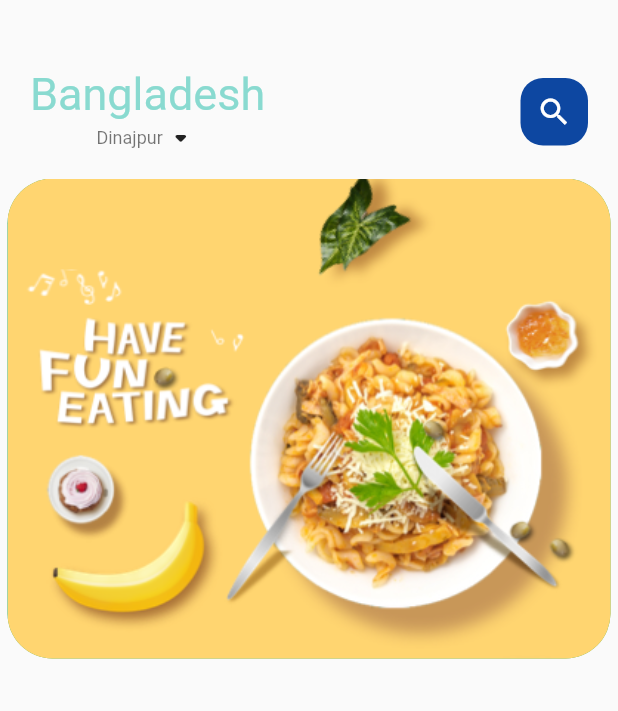
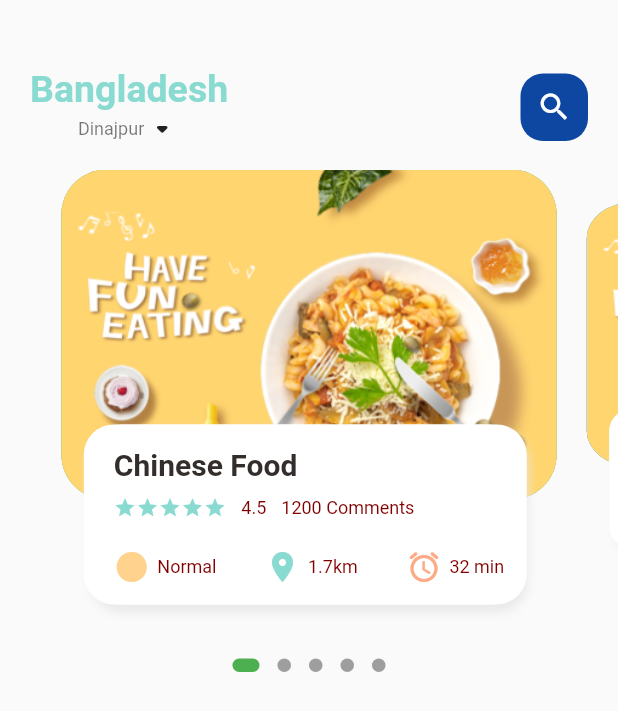
Before and after one commit to Saif64/flutter-FoodHub, a Flutter app: the screen it shows after launch, on a phone screen of 412 x 824 dp. Shown: the top 711 px of the screen. Run offline on Flutter 3.47's test engine with Material 2 defaults, Android fonts, the phone set to English and light mode, and no system bars; drawn by our look-alikes of dots_indicator.

Commit message:
implemented the scrollView category

```diff
--- a/lib/home/food_page_body.dart
+++ b/lib/home/food_page_body.dart
@@ -1,6 +1,11 @@
-// ignore_for_file: prefer_const_constructors
+// ignore_for_file: prefer_const_constructors, prefer_const_literals_to_create_immutables, unnecessary_new, must_call_super
 
+import 'package:dots_indicator/dots_indicator.dart';
 import 'package:flutter/material.dart';
+import 'package:food_delivery/utils/colors.dart';
+import 'package:food_delivery/widgets/big_text.dart';
+import 'package:food_delivery/widgets/icon_text.dart';
+import 'package:food_delivery/widgets/small_text.dart';
 
 class FoodPageBody extends StatefulWidget {
   const FoodPageBody({Key? key}) : super(key: key);
@@ -10,23 +15,88 @@ class FoodPageBody extends StatefulWidget {
 }
 
 class _FoodPageBodyState extends State<FoodPageBody> {
+  PageController pageController = PageController(viewportFraction: 0.85);
+  var _currentPageValue = 0.0;
+  final double _scaleFactor = 0.8;
+  final double _height = 220;
+
+  @override
+  void initState() {
+    super.initState();
+    pageController.addListener(() {
+      setState(() {
+        _currentPageValue = pageController.page!;
+      });
+    });
+  }
+
+  @override
+  void dispose() {
+    pageController.dispose();
+  }
+
   @override
   Widget build(BuildContext context) {
-    return Container(
+    return Column(
+      children: [
+        Container(
+          //color: Colors.redAccent,
           height: 320,
           child: PageView.builder(
+            controller: pageController,
             itemCount: 5,
             itemBuilder: (context, index) {
               return _buildPageItem(index);
             },
           ),
+        ),
+        new DotsIndicator(
+          dotsCount: 5,
+          position: _currentPageValue,
+          decorator: DotsDecorator(
+            activeColor: Colors.green,
+            size: const Size.square(9.0),
+            activeSize: const Size(18.0, 9.0),
+            activeShape: RoundedRectangleBorder(
+                borderRadius: BorderRadius.circular(5.0)),
+          ),
+        ),
+      ],
     );
   }
 
   Widget _buildPageItem(int index) {
-    return Container(
-      height: 220,
-      margin: EdgeInsets.only(left: 5, right: 5),
+    Matrix4 matrix = Matrix4.identity();
+    if (index == _currentPageValue.floor()) {
+      var currentScale = 1 - (_currentPageValue - index) * (1 - _scaleFactor);
+      var currentTrans = _height * (1 - currentScale) / 2;
+      matrix = Matrix4.diagonal3Values(1, currentScale, 1)
+        ..setTranslationRaw(0, currentTrans, 0);
+    } else if (index == _currentPageValue.floor() + 1) {
+      var currentScale =
+          _scaleFactor + (_currentPageValue - index + 1) * (1 - _scaleFactor);
+      var currentTrans = _height * (1 - currentScale) / 2;
+      matrix = Matrix4.diagonal3Values(1, currentScale, 1);
+      matrix = Matrix4.diagonal3Values(1, currentScale, 1)
+        ..setTranslationRaw(0, currentTrans, 0);
+    } else if (index == _currentPageValue.floor() - 1) {
+      var currentScale = 1 - (_currentPageValue - index) * (1 - _scaleFactor);
+      var currentTrans = _height * (1 - currentScale) / 2;
+      matrix = Matrix4.diagonal3Values(1, currentScale, 1)
+        ..setTranslationRaw(0, currentTrans, 0);
+    } else {
+      var currentScale = 0.8;
+      matrix = Matrix4.diagonal3Values(1, currentScale, 1)
+        ..setTranslationRaw(0, _height * (1 - currentScale) / 2, 0);
+    }
+
+    return Transform(
+      transform: matrix,
+      child: Stack(
+        children: [
+          Container(
+            height: _height,
+            margin: EdgeInsets.only(left: 10, right: 10),
             decoration: BoxDecoration(
               borderRadius: BorderRadius.circular(30),
               color: index.isEven ? Colors.green : Colors.blue,
@@ -37,6 +107,88 @@ class _FoodPageBodyState extends State<FoodPageBody> {
                 ),
               ),
             ),
+          ),
+          Align(
+            alignment: Alignment.bottomCenter,
+            child: Container(
+              height: 120,
+              margin: EdgeInsets.only(left: 30, right: 30, bottom: 30),
+              decoration: BoxDecoration(
+                borderRadius: BorderRadius.circular(20),
+                color: Colors.white,
+                boxShadow: [
+                  BoxShadow(
+                      color: Color(0xFFe8e8e8),
+                      blurRadius: 5.0,
+                      offset: Offset(0, 5)),
+                  BoxShadow(
+                    color: Colors.white,
+                    offset: Offset(-5, 0),
+                  ),
+                  // BoxShadow(
+                  //   color: Colors.white,
+                  //   offset: Offset(5, 0),
+                  // ),
+                ],
+              ),
+              child: Container(
+                padding: EdgeInsets.only(top: 15, left: 15, right: 15),
+                child: Column(
+                  crossAxisAlignment: CrossAxisAlignment.start,
+                  children: [
+                    BigText(text: 'Chinese Food'),
+                    SizedBox(
+                      height: 10,
+                    ),
+                    Row(
+                      children: [
+                        Wrap(
+                          children: List.generate(
+                              5,
+                              (index) => Icon(
+                                    Icons.star,
+                                    color: AppColors.mainColor,
+                                    size: 15,
+                                  )),
+                        ),
+                        SizedBox(
+                          width: 10,
+                        ),
+                        SmallText(text: '4.5'),
+                        SizedBox(
+                          width: 10,
+                        ),
+                        SmallText(text: '1200 Comments')
+                      ],
+                    ),
+                    SizedBox(height: 20),
+                    Row(
+                      mainAxisAlignment: MainAxisAlignment.spaceBetween,
+                      children: [
+                        IconText(
+                          icon: Icons.circle_sharp,
+                          text: 'Normal',
+                          iconColor: AppColors.iconColor1,
+                        ),
+                        IconText(
+                          icon: Icons.location_on,
+                          text: '1.7km',
+                          iconColor: AppColors.mainColor,
+                        ),
+                        IconText(
+                          icon: Icons.access_alarm_rounded,
+                          text: '32 min',
+                          iconColor: AppColors.iconColor2,
+                        )
+                      ],
+                    )
+                  ],
+                ),
+              ),
+            ),
+          ),
+        ],
+      ),
     );
   }
 }
--- a/lib/home/main_food_page.dart
+++ b/lib/home/main_food_page.dart
@@ -31,7 +31,7 @@ class _MainFoodPageState extends State<MainFoodPage> {
                       BigText(
                         text: 'Bangladesh',
                         color: AppColors.mainColor,
-                        size: 30,
+                        size: 25,
                       ),
                       Row(
                         children: [
--- a/lib/widgets/big_text.dart
+++ b/lib/widgets/big_text.dart
@@ -22,7 +22,7 @@ class BigText extends StatelessWidget {
       overflow: overflow,
       style: TextStyle(
         fontSize: size,
-        fontWeight: FontWeight.w400,
+        fontWeight: FontWeight.bold,
         color: color,
         fontFamily: 'Roboto',
       ),
--- /dev/null
+++ b/lib/widgets/icon_text.dart
@@ -0,0 +1,31 @@
+import 'package:flutter/material.dart';
+import 'package:food_delivery/widgets/small_text.dart';
+
+class IconText extends StatelessWidget {
+  final IconData icon;
+  final String text;
+  final Color iconColor;
+
+  const IconText({
+    Key? key,
+    required this.icon,
+    required this.text,
+    required this.iconColor,
+  }) : super(key: key);
+
+  @override
+  Widget build(BuildContext context) {
+    return Row(
+      children: [
+        Icon(
+          icon,
+          color: iconColor,
+        ),
+        SizedBox(width: 5),
+        SmallText(
+          text: text,
+        ),
+      ],
+    );
+  }
+}
--- a/lib/widgets/small_text.dart
+++ b/lib/widgets/small_text.dart
@@ -8,7 +8,7 @@ class SmallText extends StatelessWidget {
 
   SmallText({
     Key? key,
-    this.color = const Color(0xFFccc7c5),
+    this.color = const Color.fromRGBO(128, 0, 0, 1.0),
     required this.text,
     this.size = 12,
     this.height = 1.2,
@@ -16,10 +16,12 @@ class SmallText extends StatelessWidget {
 
   @override
   Widget build(BuildContext context) {
-    return Text(
-      text,
-      style: TextStyle(
-          fontSize: size, color: color, fontFamily: 'Roboto', height: height),
-    );
+    return Text(text,
+        style: TextStyle(
+          fontSize: size,
+          color: color,
+          fontFamily: 'Roboto',
+          height: height,
+        ));
   }
 }
--- a/pubspec.yaml
+++ b/pubspec.yaml
@@ -30,6 +30,7 @@ dependencies:
   flutter:
     sdk: flutter
   get: ^4.6.1
+  dots_indicator: ^2.1.0
 
 
   # The following adds the Cupertino Icons font to your application.
```
Also changed, not shown: pubspec.lock. Lines whose indentation alone changed are shown as unchanged.
